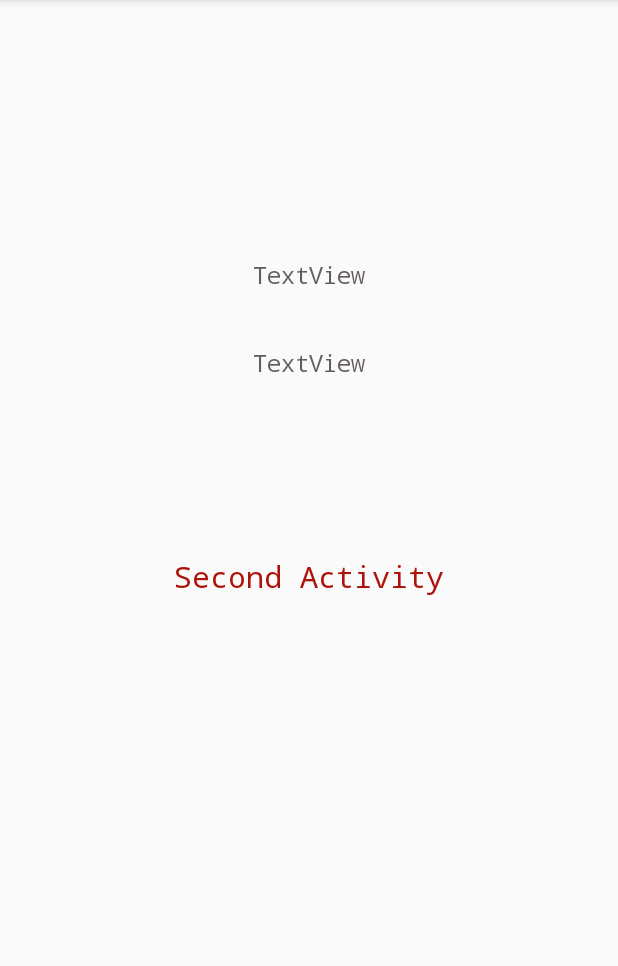
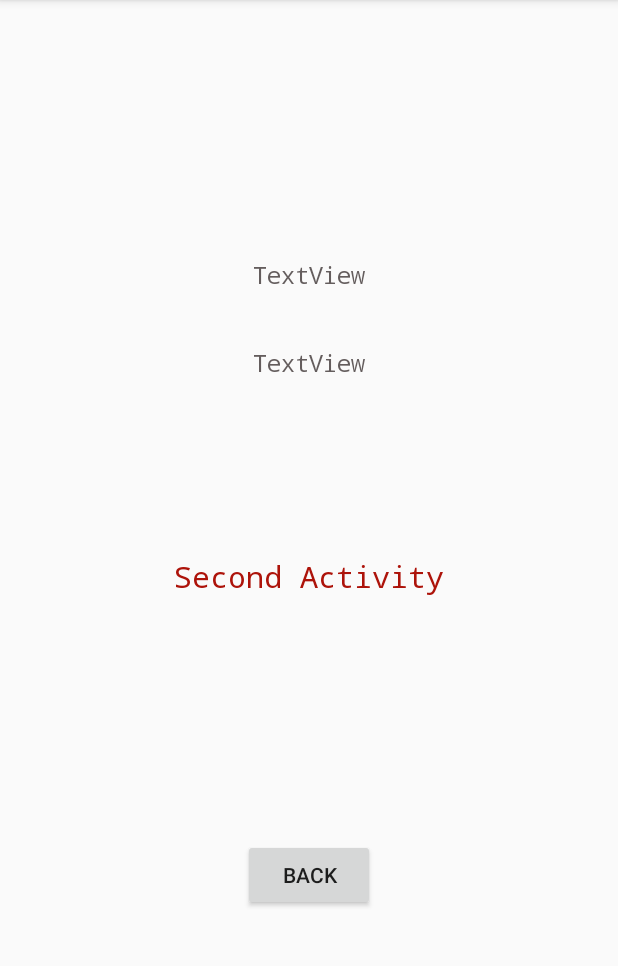
Before and after one commit to SheikhElMoctarG/AndroidProjects, an Android app: the SecondActivity screen opened directly, with no data from a screen before it, on a phone screen of 412 x 824 dp, the part 84-1050 px from its top. Run offline under Robolectric (Android 15) with nearby library versions, the phone set to English and light mode, and no system bars; 2 statements that could not run were skipped.

Commit message:
update  project activity to auther Activity return Data

```diff
--- a/Activitytoautheractivity/app/src/main/java/com/sheikh/activitytoautheractivity/SecondActivity.java
+++ b/Activitytoautheractivity/app/src/main/java/com/sheikh/activitytoautheractivity/SecondActivity.java
@@ -2,12 +2,16 @@ package com.sheikh.activitytoautheractivity;
 
 import androidx.appcompat.app.AppCompatActivity;
 
+import android.content.Intent;
 import android.os.Bundle;
+import android.view.View;
+import android.widget.Button;
 import android.widget.TextView;
 
 public class SecondActivity extends AppCompatActivity {
 
     TextView name,age;
+    Button buttonBack;
     @Override
     protected void onCreate(Bundle savedInstanceState) {
         super.onCreate(savedInstanceState);
@@ -15,8 +19,19 @@ public class SecondActivity extends AppCompatActivity {
 
         name = findViewById(R.id.name);
         age = findViewById(R.id.age);
+        buttonBack = findViewById(R.id.buttonBack);
         Bundle extras = getIntent().getExtras();
         name.setText(extras.getString("name"));
         age.setText(extras.getString("age"));
+
+        buttonBack.setOnClickListener(new View.OnClickListener() {
+            @Override
+            public void onClick(View view) {
+                Intent extraBack = getIntent();
+                extraBack.putExtra("welcome","I am from SecondActivity");
+                setResult(RESULT_OK,extraBack);
+                finish();
+            }
+        });
     }
 }
--- a/Activitytoautheractivity/app/src/main/res/layout/activity_second.xml
+++ b/Activitytoautheractivity/app/src/main/res/layout/activity_second.xml
@@ -40,4 +40,14 @@
         app:layout_constraintStart_toStartOf="parent"
         app:layout_constraintTop_toTopOf="parent"
         app:layout_constraintVertical_bias="0.31" />
+
+    <Button
+        android:id="@+id/buttonBack"
+        android:layout_width="wrap_content"
+        android:layout_height="wrap_content"
+        android:text="back"
+        app:layout_constraintBottom_toBottomOf="parent"
+        app:layout_constraintEnd_toEndOf="parent"
+        app:layout_constraintStart_toStartOf="parent"
+        app:layout_constraintTop_toBottomOf="@+id/textView" />
 </androidx.constraintlayout.widget.ConstraintLayout>
```
Also changed, not shown: Activitytoautheractivity/app/src/main/java/com/sheikh/activitytoautheractivity/MainActivity.java (+23 -2 lines), Activitytoautheractivity/app/src/main/java/com/sheikh/activitytoautheractivity/ThirdActivity.java (+14 -1 lines), Activitytoautheractivity/app/src/main/res/layout/activity_third.xml (+10 -0 lines).
